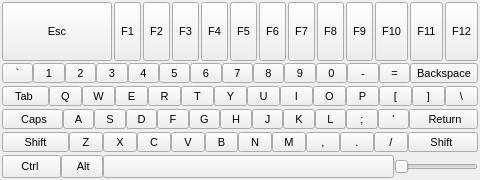
Qt form recovery/WidgetKeyboard.ui (procount/pinn) before a commit.
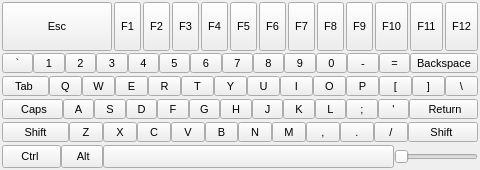
The same form after that commit.

Commit message: VK resized. Mouseaccelerate opt. click=F10. pinn.cfg. Back buttons. Language

What changed in the file:
```diff
--- a/recovery/WidgetKeyboard.ui
+++ b/recovery/WidgetKeyboard.ui
@@ -7,9 +7,14 @@
     <x>0</x>
     <y>0</y>
     <width>480</width>
-    <height>180</height>
+    <height>170</height>
    </rect>
   </property>
+  <property name="font">
+   <font>
+    <pointsize>11</pointsize>
+   </font>
+  </property>
   <property name="windowTitle">
    <string>Virtual Keyboard</string>
   </property>
```
The commit also changes 7 other files.
